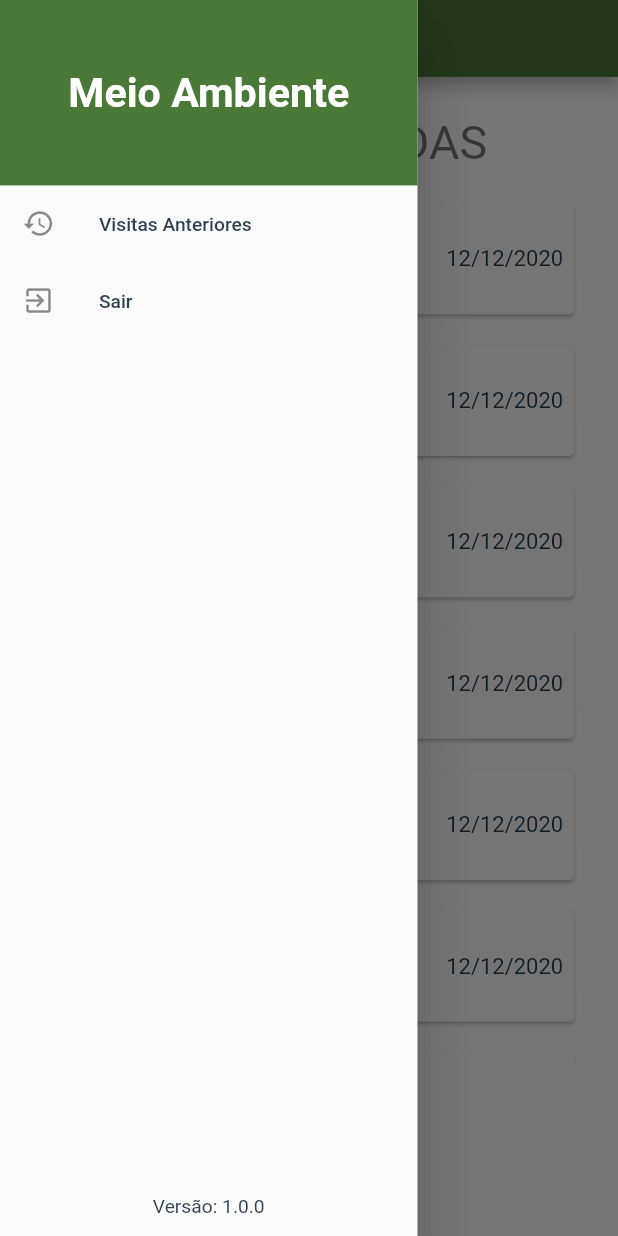
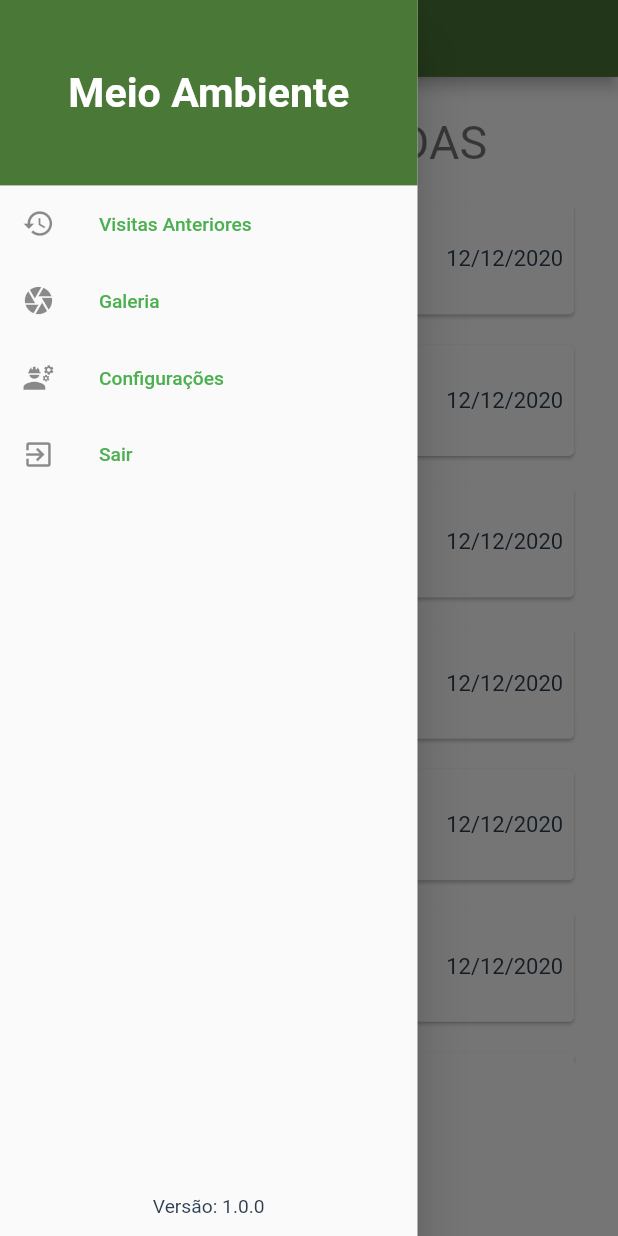
Before and after one commit to CaioVSG/gestao-ambiental-app, a Flutter app: the HomeScreen screen opened by its route, with the side drawer open, on a phone screen of 412 x 824 dp. Run offline on Flutter 3.47's test engine with Material 2 defaults, Android fonts, the phone set to English and light mode, and no system bars; our stand-ins replace responsive_framework.

Commit message:
Custom Drawer

```diff
--- a/lib/screens/details/details_screen.dart
+++ b/lib/screens/details/details_screen.dart
@@ -1,5 +1,4 @@
 import 'package:flutter/material.dart';
-import 'package:meioambientemobile/components/custom_text_button.dart';
 import 'package:meioambientemobile/components/primary_button.dart';
 import 'package:meioambientemobile/constants/style/constants.dart';
 
--- a/lib/screens/home/components/custom_drawer.dart
+++ b/lib/screens/home/components/custom_drawer.dart
@@ -27,13 +27,29 @@ class CustomDrawer extends StatelessWidget {
       ListTile(
         leading: const Icon(Icons.history),
         title: const Text('Visitas Anteriores'),
+        textColor: Colors.green,
         onTap: () {
           Navigator.pop(context);
         },
       ),
       ListTile(
+        leading: const Icon(Icons.camera),
+        title: const Text("Galeria"),
+        textColor: Colors.green,
+        onTap: () {},
+      ),
+      ListTile(
+        leading: const Icon(Icons.engineering),
+        title: const Text('Configurações'),
+        textColor: Colors.green,
+        onTap: () {
+          Navigator.popAndPushNamed(context, SignInScreen.id);
+        },
+      ),
+      ListTile(
         leading: const Icon(Icons.exit_to_app),
         title: const Text('Sair'),
+        textColor: Colors.green,
         onTap: () {
           Navigator.popAndPushNamed(context, SignInScreen.id);
         },
```
Also changed, not shown: pubspec.lock.
